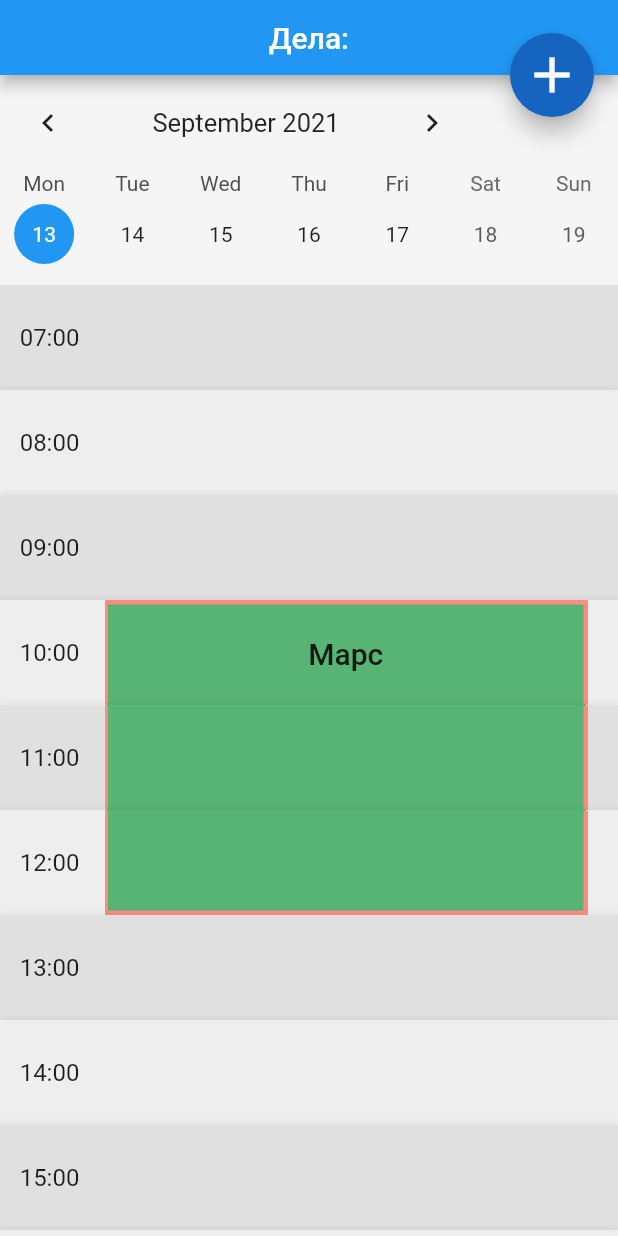
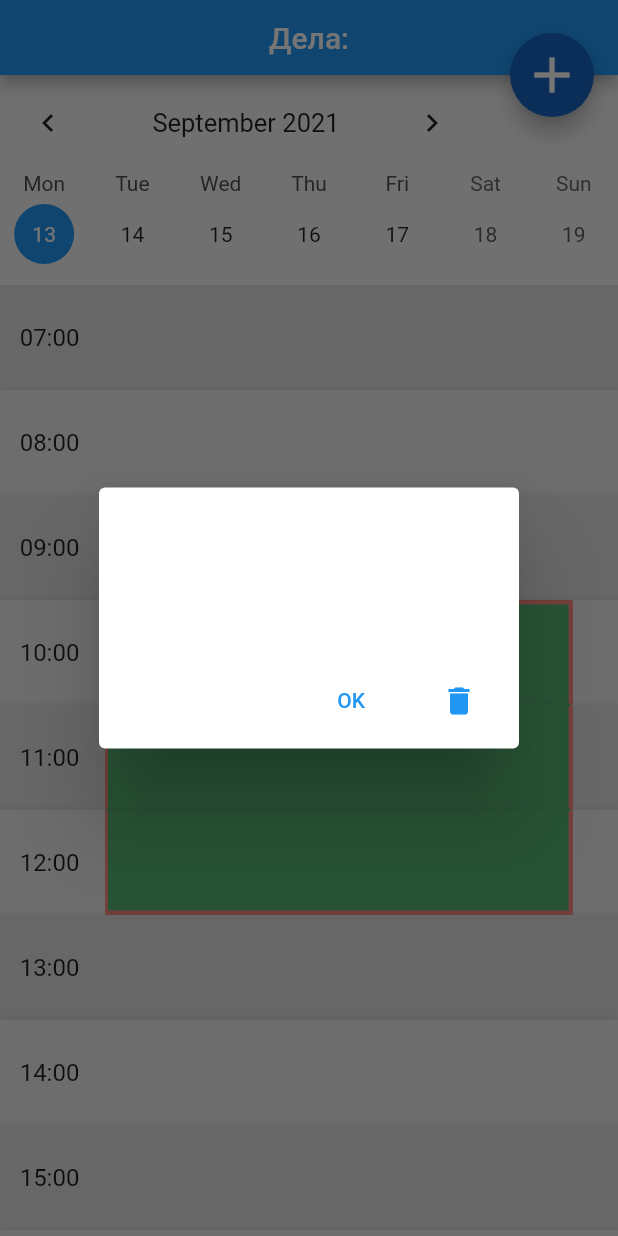
Before and after one commit to Likogeles/simbirsoft_test, a Flutter app: the screen it shows after launch, after a tap on the "add" icon, on a phone screen of 412 x 824 dp. Run offline on Flutter 3.47's test engine with Material 2 defaults, Android fonts, the phone set to English and light mode, and no system bars; drawn by our look-alikes of table_calendar.

Commit message:
firestone deleted

```diff
--- a/lib/pages/home_page.dart
+++ b/lib/pages/home_page.dart
@@ -1,5 +1,4 @@
 import 'dart:convert';
-import 'package:cloud_firestore/cloud_firestore.dart';
 import 'package:flutter/material.dart';
 import 'package:flutter/services.dart' as rootBundle;
 import 'package:simbirsoft_test/classes/note.dart';
@@ -29,11 +28,16 @@ class _HomePageState extends State<HomePage> {
   }
 
   bool checkDate(Note e) {
-    int a = e.date_start - (e.date_start % 86400);
-    int b = Timestamp.fromDate(selectedDay).seconds -
-        (Timestamp.fromDate(selectedDay).seconds % 86400);
-    int c = e.date_finish - (e.date_finish % 86400);
-    if (a <= b && c >= b) return true;
+    DateTime a = DateTime.fromMillisecondsSinceEpoch(e.date_start * 1000);
+    DateTime b = selectedDay;
+    DateTime c = DateTime.fromMillisecondsSinceEpoch(e.date_finish * 1000);
+
+    if (a.year <= b.year &&
+        a.month <= b.month &&
+        a.day <= b.day &&
+        b.year <= c.year &&
+        b.month <= c.month &&
+        b.day <= c.day) return true;
     return false;
   }
 
@@ -151,7 +155,9 @@ class _HomePageState extends State<HomePage> {
                                                             .redAccent.shade100,
                                                         width: 3.0,
                                                       )
-                                                    : BorderSide(color: Colors.transparent),
+                                                    : BorderSide(
+                                                        color:
+                                                            Colors.transparent),
                                                 bottom: (item.time_finish ==
                                                         index + 7)
                                                     ? BorderSide(
@@ -159,7 +165,9 @@ class _HomePageState extends State<HomePage> {
                                                             .redAccent.shade100,
                                                         width: 3.0,
                                                       )
-                                                    : BorderSide(color: Colors.transparent),
+                                                    : BorderSide(
+                                                        color:
+                                                            Colors.transparent),
                                               ),
                                             ),
                                             alignment: Alignment.center,
@@ -170,7 +178,11 @@ class _HomePageState extends State<HomePage> {
                                               child: MaterialButton(
                                                 child: (item.time_start ==
                                                         index + 7)
-                                                    ? Text(item.name, style: TextStyle(fontSize: 20),)
+                                                    ? Text(
+                                                        item.name,
+                                                        style: TextStyle(
+                                                            fontSize: 20),
+                                                      )
                                                     : SizedBox(),
                                                 onPressed: () {
                                                   // Нажатие на кнопку дела (на само дело)
@@ -207,7 +219,9 @@ class _HomePageState extends State<HomePage> {
                                           )
                                         : Container(),
                                   ),
-                                Container(width: 20,)
+                                Container(
+                                  width: 30,
+                                )
                               ],
                             ),
                           ),
@@ -228,6 +242,27 @@ class _HomePageState extends State<HomePage> {
         ),
         onPressed: () {
           //Нажатие на плавающую кнопку (справа сверху)
+          showDialog(
+            context: context,
+            builder: (_) => AlertDialog(
+              title: Text(''),
+              content: Text(''),
+              actions: [
+                TextButton(
+                  onPressed: () {
+                    Navigator.of(context).pop();
+                  },
+                  child: Text("OK"),
+                ),
+                TextButton(
+                  onPressed: () {
+                    Navigator.of(context).pop();
+                  },
+                  child: Icon(Icons.delete),
+                )
+              ],
+            ),
+          );
         },
         backgroundColor: Colors.blue[800],
       ),
--- a/pubspec.yaml
+++ b/pubspec.yaml
@@ -28,7 +28,6 @@ dependencies:
   # Use with the CupertinoIcons class for iOS style icons.
   cupertino_icons: ^1.0.2
   table_calendar: ^3.0.2
-  cloud_firestore: ^2.5.2
 
 dev_dependencies:
   flutter_test:
```
Also changed, not shown: pubspec.lock.
